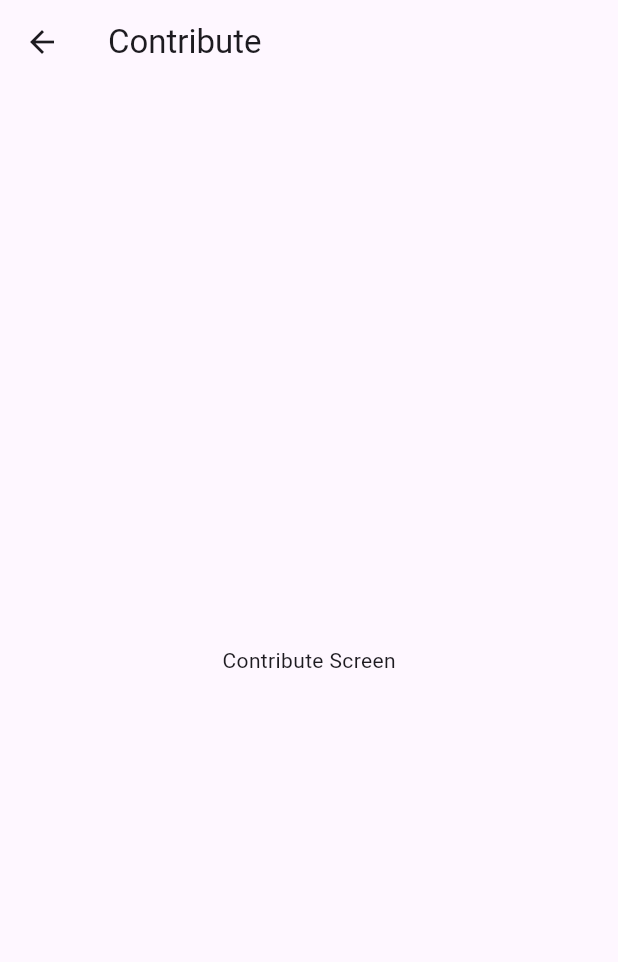
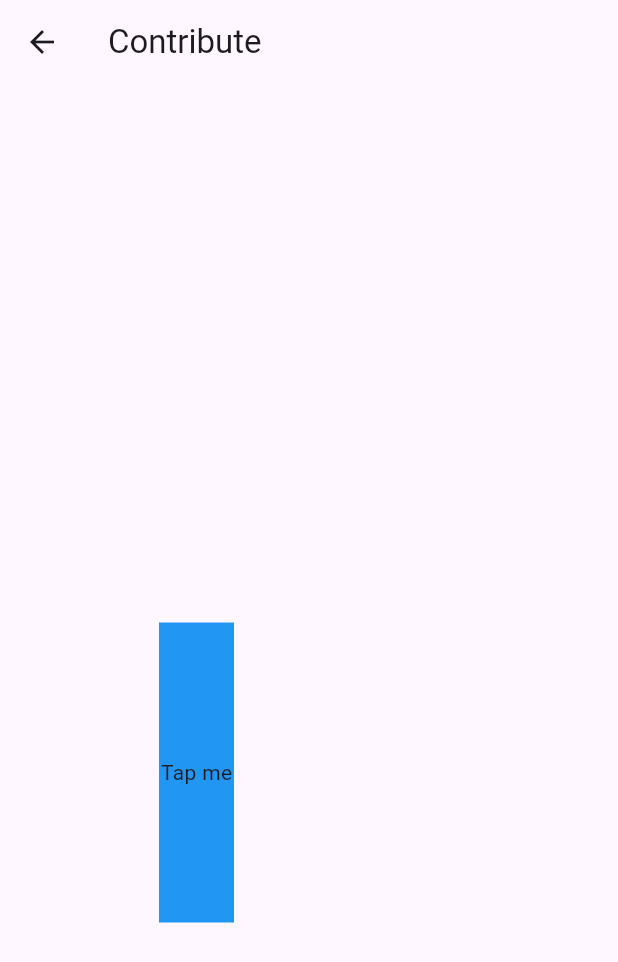
Before and after one commit to Shubhamf4x/flutterdevt, a Flutter app: the ContributeScreen screen opened directly, on a phone screen of 412 x 824 dp. Shown: the top 962 px of the screen. Run offline on Flutter 3.47's test engine with Material 3 defaults, Android fonts, the phone set to English and light mode, and no system bars.

```diff
--- a/lib/main.dart
+++ b/lib/main.dart
@@ -100,7 +100,8 @@ class _LoginScreenState extends State<LoginScreen> {
       } else {
         Navigator.of(context).push(
           MaterialPageRoute(
-              builder: (context) => DashboardScreen(username: username)),        );
+              builder: (context) => DashboardScreen(username: username)),
+        );
       }
     });
   }
@@ -418,20 +419,22 @@ class _DashboardScreenState extends State<DashboardScreen> {
                     duration: const Duration(seconds: 2),
                     curve: Curves.fastOutSlowIn,
                     top: _isContributing ? 50.0 : 150.0,
-                    child: ListTile(
-                      leading: Icon(Icons.people, color: Colors.white),
-                      title: Text(
-                        'Contribute',
-                        style: TextStyle(color: Colors.white),
-                      ),
-                      trailing:
-                      Icon(Icons.arrow_forward_ios, color: Colors.white),
+                    child: GestureDetector(
                       onTap: () {
                         setState(() {
                           _isContributing = !_isContributing;
                         });
                         _navigateToOption(context, DashboardOptions.contribute);
                       },
+                      child: ListTile(
+                        leading: Icon(Icons.people, color: Colors.white),
+                        title: Text(
+                          'Contribute',
+                          style: TextStyle(color: Colors.white),
+                        ),
+                        trailing:
+                        Icon(Icons.arrow_forward_ios, color: Colors.white),
+                      ),
                     ),
                   ),
                   ListTile(
@@ -528,7 +531,14 @@ class _DashboardScreenState extends State<DashboardScreen> {
   }
 }
 
-class ContributeScreen extends StatelessWidget {
+class ContributeScreen extends StatefulWidget {
+  @override
+  _ContributeScreenState createState() => _ContributeScreenState();
+}
+
+class _ContributeScreenState extends State<ContributeScreen> {
+  bool selected = false;
+
   @override
   Widget build(BuildContext context) {
     return Scaffold(
@@ -536,7 +546,32 @@ class ContributeScreen extends StatelessWidget {
         title: Text('Contribute'),
       ),
       body: Center(
-        child: Text('Contribute Screen'),
+        child: SizedBox(
+          width: 200,
+          height: 350,
+          child: Stack(
+            children: <Widget>[
+              AnimatedPositioned(
+                width: selected ? 200.0 : 50.0,
+                height: selected ? 50.0 : 200.0,
+                top: selected ? 50.0 : 150.0,
+                duration: const Duration(seconds: 2),
+                curve: Curves.fastOutSlowIn,
+                child: GestureDetector(
+                  onTap: () {
+                    setState(() {
+                      selected = !selected;
+                    });
+                  },
+                  child: const ColoredBox(
+                    color: Colors.blue,
+                    child: Center(child: Text('Tap me')),
+                  ),
+                ),
+              ),
+            ],
+          ),
+        ),
       ),
     );
   }
```
